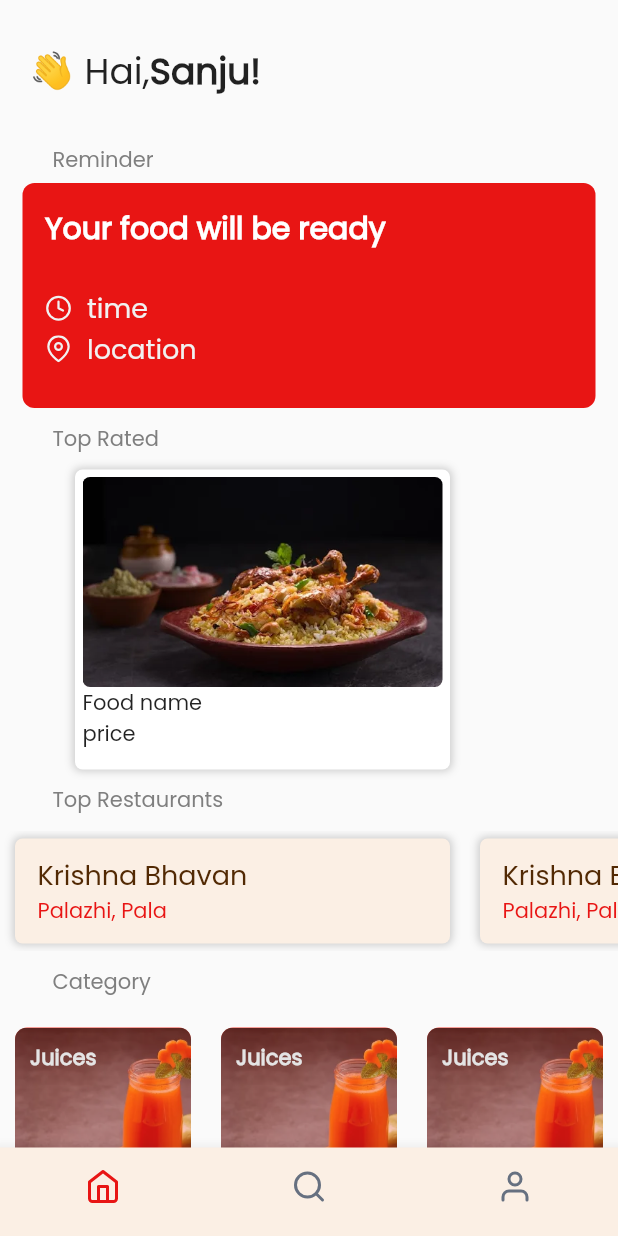
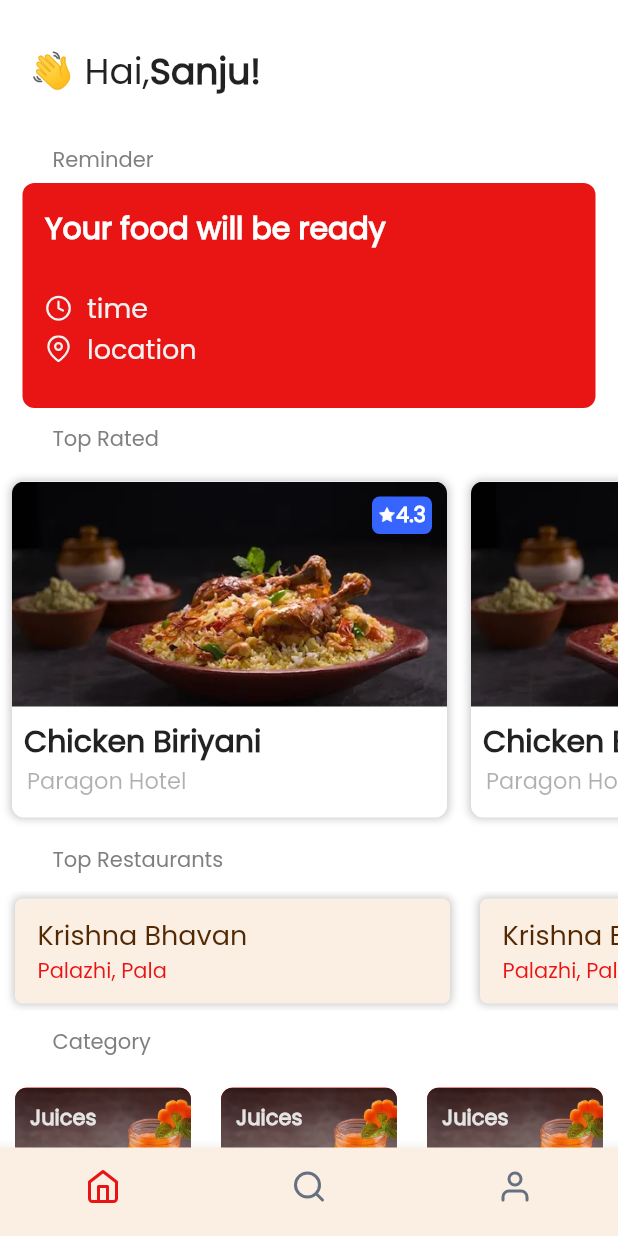
Before and after one commit to sanjaycheemeni/Makeatable, a Flutter app: the screen it shows after launch, on a phone screen of 412 x 824 dp. Run offline on Flutter 3.47's test engine with Material 2 defaults, Android fonts, the phone set to English and light mode, and no system bars; our stand-ins replace flutter_svg.

Commit message:
static home[age based on bool -isLogged

```diff
--- a/makeatable/lib/view/homepage_module/screen_home.dart
+++ b/makeatable/lib/view/homepage_module/screen_home.dart
@@ -8,33 +8,46 @@ class HomeScreen extends StatelessWidget {
 
   @override
   Widget build(BuildContext context) {
+    final bool isLogged = true;
     // Data from DB
     final hp = HomepageModel();
 
     return MaterialApp(
+        debugShowCheckedModeBanner: false,
         theme: ThemeData(fontFamily: "Poppins"),
         home: Scaffold(
+          backgroundColor: Color.fromARGB(255, 255, 255, 255),
           body: ListView(
             physics: BouncingScrollPhysics(),
             children: [
               // View Starts
               const wBlock(10),
               // welcome msg
-              const WelcomeMessage(name: 'Sanju'),
+              isLogged
+                  ? const WelcomeMessage(name: 'Sanju')
+                  : const WelcomeMessage(name: 'get Your Food'),
 
               // Reminder section
-              const TitleHeading(heading: 'Reminder'),
-              const ReminderCard(time: 'time', location: 'location'),
+              isLogged
+                  ? const TitleHeading(heading: 'Reminder')
+                  : SizedBox(
+                      height: 0,
+                    ),
+              isLogged
+                  ? ReminderCard(time: 'time', location: 'location')
+                  : SizedBox(
+                      height: 0,
+                    ),
 
               // top rated section [list of Top rated foods]
               const TitleHeading(heading: 'Top Rated'),
               const hBlock(10),
               SizedBox(
-                  height: 200,
+                  height: 240,
                   child: ListView.builder(
                     physics: const BouncingScrollPhysics(),
                     scrollDirection: Axis.horizontal,
-                    itemCount: 1,
+                    itemCount: 3,
                     itemBuilder: (c, i) {
                       return const TopRatedCard(
                           foodName: 'foodName',
@@ -69,8 +82,24 @@ class HomeScreen extends StatelessWidget {
                     return const CatogaryCard();
                   }),
               const SizedBox(
+                child: Row(
+                  mainAxisAlignment: MainAxisAlignment.center,
+                  children: [
+                    Text(
+                      'Explore now',
+                      style:
+                          TextStyle(color: Color.fromARGB(255, 190, 190, 190)),
+                    ),
+                    Icon(
+                      Icons.arrow_forward_ios,
+                      size: 15,
+                      color: Color.fromARGB(255, 190, 190, 190),
+                    )
+                  ],
+                ),
                 height: 20,
-              )
+              ),
+              hBlock(10)
             ],
           ), // Catagory section
           bottomNavigationBar: const CustomBottomNavBar(selected: 0),
--- a/makeatable/lib/view/widgets.dart
+++ b/makeatable/lib/view/widgets.dart
@@ -189,38 +189,71 @@ class TopRatedCard extends StatelessWidget {
   @override
   Widget build(BuildContext context) {
     return Padding(
-        padding: const EdgeInsets.only(left: 50), ////change afteeeeerrrr
+      padding: const EdgeInsets.all(8.0),
       child: Container(
+        height: 280,
+        width: 290,
         decoration: BoxDecoration(
-              borderRadius: BorderRadius.circular(5),
-              color: Colors.white,
             boxShadow: const [
               BoxShadow(
                   color: Color.fromARGB(255, 202, 202, 202),
                   spreadRadius: 1,
                   blurRadius: 4)
-              ]),
-          width: 250,
-          height: 100,
-          child: Padding(
-            padding: const EdgeInsets.only(left: 5, right: 5),
-            child:
-                Column(crossAxisAlignment: CrossAxisAlignment.start, children: [
+            ],
+            color: const Color.fromARGB(255, 255, 255, 255),
+            borderRadius: BorderRadius.circular(8)),
+        child: Column(crossAxisAlignment: CrossAxisAlignment.start, children: [
           Container(
-                margin: const EdgeInsets.only(left: 0, top: 5),
-                width: 240,
-                height: 140,
-                decoration: BoxDecoration(
-                    borderRadius: BorderRadius.circular(5),
-                    image: const DecorationImage(
+            alignment: Alignment.topRight,
+            width: 290,
+            height: 150,
+            decoration: const BoxDecoration(
+                borderRadius: BorderRadius.only(
+                    topLeft: Radius.circular(8), topRight: Radius.circular(8)),
+                image: DecorationImage(
                     fit: BoxFit.cover,
                     image: AssetImage('images/chicken_biriyani.jpeg'))),
+            child: Container(
+              margin: const EdgeInsets.only(top: 10, right: 10),
+              width: 40,
+              height: 25,
+              decoration: BoxDecoration(
+                  color: const Color.fromARGB(255, 53, 100, 255),
+                  borderRadius: BorderRadius.circular(5)),
+              child:
+                  Row(mainAxisAlignment: MainAxisAlignment.center, children: [
+                Image.asset(
+                  'images/star.png',
+                  height: 12,
+                  width: 12,
+                  color: Colors.white,
                 ),
-              Text('Food name'),
-              Text('price')
+                const Text(
+                  '4.3',
+                  style: TextStyle(
+                      color: Colors.white, fontWeight: FontWeight.bold),
+                ),
               ]),
             ),
-        ));
+          ),
+          const Padding(
+            padding: EdgeInsets.only(left: 8, top: 8),
+            child: Text(
+              'Chicken Biriyani',
+              style: TextStyle(fontSize: 20, fontWeight: FontWeight.w600),
+            ),
+          ),
+          const Padding(
+            padding: EdgeInsets.only(left: 10),
+            child: Text(
+              'Paragon Hotel',
+              style: TextStyle(
+                  fontSize: 15, color: Color.fromARGB(95, 43, 43, 43)),
+            ),
+          )
+        ]),
+      ),
+    );
   }
 }
 
@@ -277,12 +310,12 @@ class CatogaryCard extends StatelessWidget {
           padding: const EdgeInsets.all(10),
           width: 148,
           decoration: BoxDecoration(
-            color: Colors.red,
+            color: mRed,
             borderRadius: BorderRadius.circular(8),
             image: const DecorationImage(
                 image: AssetImage('images/tea.png'),
                 fit: BoxFit.cover,
-                opacity: .7),
+                opacity: .9),
           ),
           child: const Text(
             'Juices',
```
Also changed, not shown: makeatable/images/star.png (added). Lines whose indentation alone changed are shown as unchanged.
